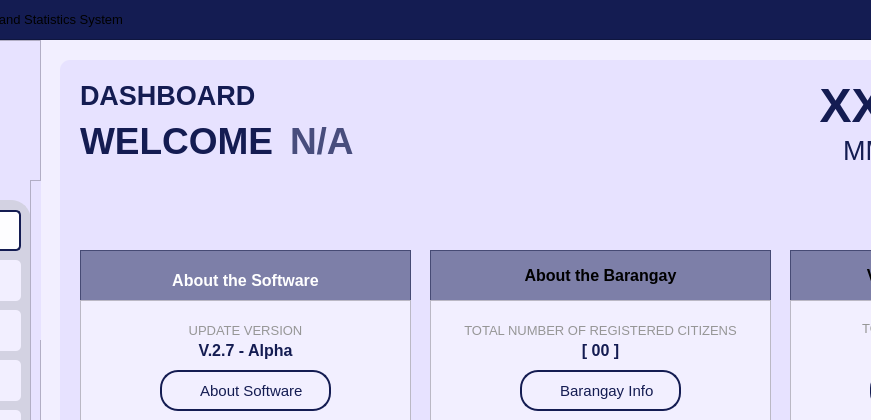
Yohhannn/Barangay-Records-Statistics-System, file UI/MainPages/dashboard.ui: the form before one commit; both pictures show x 190 to 1061 and y 0 to 420 of the 1350 by 850 pixel window.
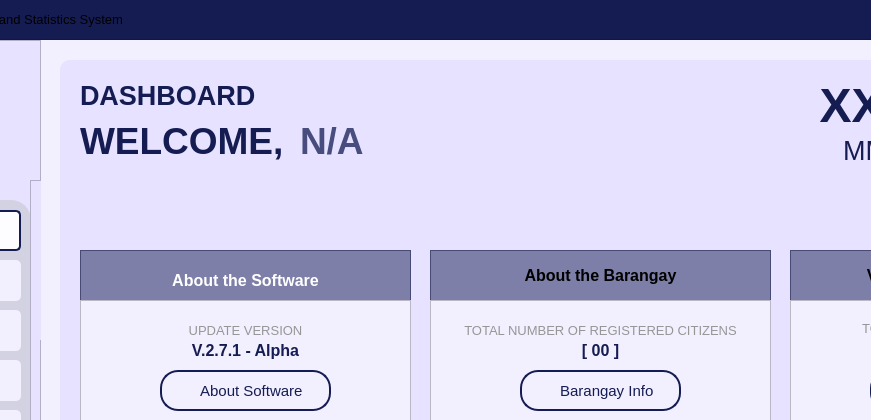
The form after the commit. Icons and pictures are not drawn.

Commit message: [ General Update V2.7.1 ] + Modified About Software + Small Changes on Dashboard UI + Updated Demographics + Added School Logo on a Popup + Fixed img to be called properly -JP

Patch:
```diff
--- a/UI/MainPages/dashboard.ui
+++ b/UI/MainPages/dashboard.ui
@@ -860,7 +860,7 @@
      <rect>
       <x>20</x>
       <y>60</y>
-      <width>201</width>
+      <width>211</width>
       <height>41</height>
      </rect>
     </property>
@@ -879,15 +879,15 @@
 </string>
     </property>
     <property name="text">
-     <string>WELCOME</string>
+     <string>WELCOME,</string>
     </property>
    </widget>
    <widget class="QLabel" name="title_employeeFirstNameDashboard">
     <property name="geometry">
      <rect>
-      <x>230</x>
+      <x>240</x>
       <y>60</y>
-      <width>501</width>
+      <width>491</width>
       <height>41</height>
      </rect>
     </property>
@@ -1573,7 +1573,7 @@
 }</string>
      </property>
      <property name="text">
-      <string>V.2.7 - Alpha</string>
+      <string>V.2.7.1 - Alpha</string>
      </property>
      <property name="alignment">
       <set>Qt::AlignmentFlag::AlignCenter</set>
```
The commit also changes 5 other files.
